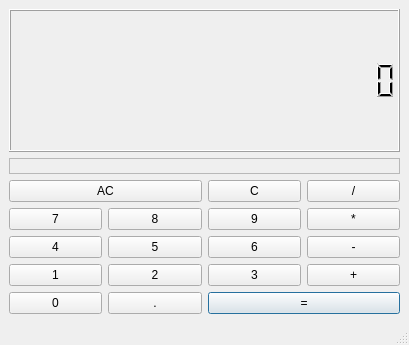
Before: the Qt Designer form calculator.ui in ITT-21SS-UR/assignment-02-claudia3, drawn with Qt 5.
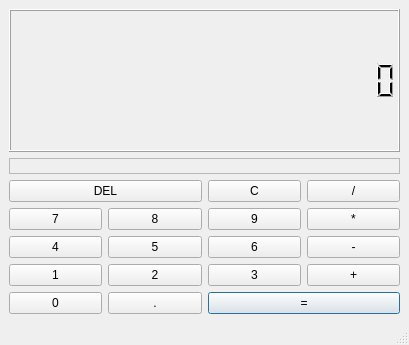
After: the same form once the commit is applied.

Diff of the .ui file:
```diff
--- a/calculator.ui
+++ b/calculator.ui
@@ -80,7 +80,7 @@
       <item row="0" column="0" colspan="2">
        <widget class="QPushButton" name="buttonAC">
         <property name="text">
-         <string>AC</string>
+         <string>DEL</string>
         </property>
        </widget>
       </item>
```
Left out of the diff: 6 changed lines with no effect on the pictures.
